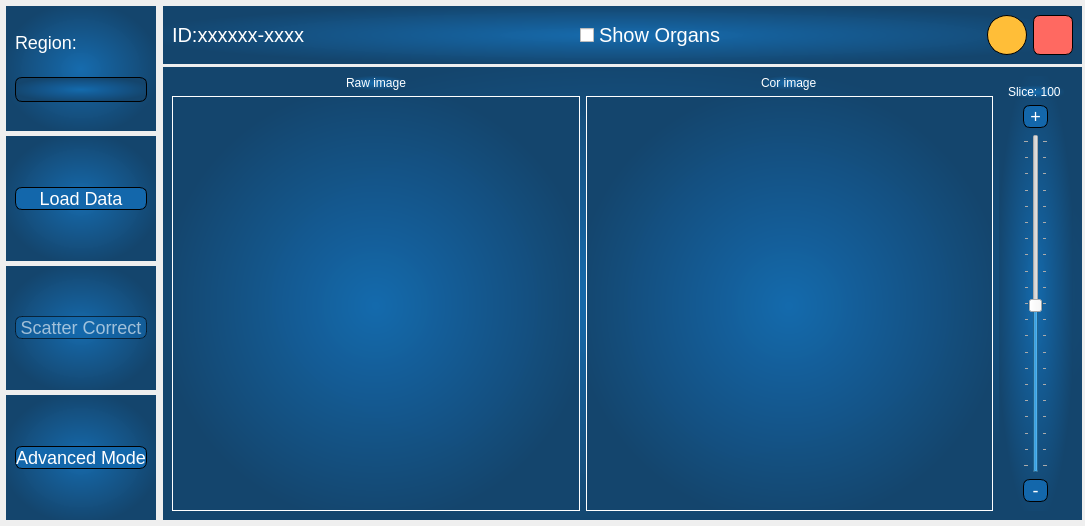
First picture: the form in BachelorProjekt/mainwindow.ui, repository ChristianThingKnudsen/BachelorProject, before the edit.
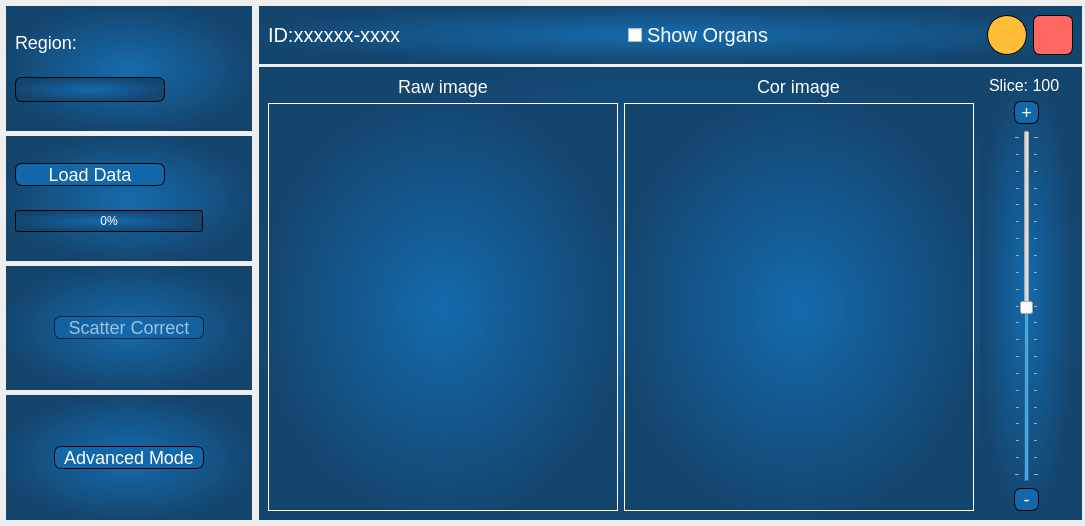
Second picture: the form after the edit. Icons and pictures are not drawn. Custom widgets are drawn as their Qt base class.

Commit message: UI updated with progressbar and more functionality altered

What changed in the file:
```diff
--- a/BachelorProjekt/mainwindow.ui
+++ b/BachelorProjekt/mainwindow.ui
@@ -104,7 +104,7 @@
 	border-style: solid;
 }
 QPushButton:pressed{
-	background-color:#1367AB;
+	background-color: rgba(255,105,97,100%);
 }</string>
          </property>
          <property name="text">
@@ -141,6 +141,9 @@
 	border-color: #000000;
 	border-style: solid;
 	border-radius: 7px;
+}
+QPushButton:pressed{
+	background-color: rgba(255,190,56,100%);
 }</string>
          </property>
          <property name="text">
@@ -162,6 +165,12 @@
         <verstretch>0</verstretch>
        </sizepolicy>
       </property>
+      <property name="maximumSize">
+       <size>
+        <width>250</width>
+        <height>16777215</height>
+       </size>
+      </property>
       <layout class="QVBoxLayout" name="verticalLayout">
        <property name="spacing">
         <number>5</number>
@@ -281,7 +290,7 @@
 	color: #ffffff;
 }</string>
          </property>
-         <layout class="QHBoxLayout" name="horizontalLayoutLoadCT">
+         <layout class="QVBoxLayout" name="verticalLayout_7">
           <item>
            <widget class="QPushButton" name="btnLoadData">
             <property name="maximumSize">
@@ -310,6 +319,19 @@
             </property>
            </widget>
           </item>
+          <item>
+           <widget class="QProgressBar" name="progressBarLoad">
+            <property name="maximumSize">
+             <size>
+              <width>188</width>
+              <height>16777215</height>
+             </size>
+            </property>
+            <property name="value">
+             <number>0</number>
+            </property>
+           </widget>
+          </item>
          </layout>
         </widget>
        </item>
@@ -422,6 +444,13 @@
         <layout class="QVBoxLayout" name="verticalLayout_5">
          <item alignment="Qt::AlignHCenter">
           <widget class="QLabel" name="label_3">
+           <property name="styleSheet">
+            <string notr="true">QLabel{
+	font-size: 18px;
+	color:#ffffff;
+	background-color: rgba(0,0,0,0%)
+}</string>
+           </property>
            <property name="text">
             <string>Cor image</string>
            </property>
@@ -464,6 +493,13 @@
         <layout class="QVBoxLayout" name="verticalLayout_3">
          <item alignment="Qt::AlignHCenter">
           <widget class="QLabel" name="label_2">
+           <property name="styleSheet">
+            <string notr="true">QLabel{
+	font-size: 18px;
+	color:#ffffff;
+	background-color: rgba(0,0,0,0%)
+}</string>
+           </property>
            <property name="text">
             <string>Raw image</string>
            </property>
@@ -508,13 +544,37 @@
           <string notr="true"/>
          </property>
          <layout class="QVBoxLayout" name="verticalLayout_6">
+          <property name="topMargin">
+           <number>0</number>
+          </property>
+          <property name="bottomMargin">
+           <number>0</number>
+          </property>
+          <item>
+           <layout class="QVBoxLayout" name="verticalLayout_8">
+            <property name="spacing">
+             <number>6</number>
+            </property>
+            <property name="bottomMargin">
+             <number>0</number>
+            </property>
           <item>
            <layout class="QHBoxLayout" name="horizontalLayout">
+              <property name="spacing">
+               <number>6</number>
+              </property>
             <property name="topMargin">
              <number>0</number>
             </property>
             <item alignment="Qt::AlignHCenter">
-             <widget class="QLabel" name="label">
+               <widget class="QLabel" name="labelSliderIdx">
+                <property name="styleSheet">
+                 <string notr="true">QLabel{
+	font-size: 16px;
+	color:#ffffff;
+	background-color: rgba(0,0,0,0%)
+}</string>
+                </property>
               <property name="text">
                <string>Slice: 100 </string>
               </property>
@@ -522,6 +582,17 @@
             </item>
            </layout>
           </item>
+            <item>
+             <layout class="QVBoxLayout" name="verticalLayout_9">
+              <property name="spacing">
+               <number>6</number>
+              </property>
+              <property name="leftMargin">
+               <number>0</number>
+              </property>
+              <property name="bottomMargin">
+               <number>0</number>
+              </property>
           <item alignment="Qt::AlignHCenter">
            <widget class="QPushButton" name="btnPlus">
             <property name="minimumSize">
@@ -592,9 +663,12 @@
             <property name="maximumSize">
              <size>
               <width>23</width>
-              <height>16777215</height>
-             </size>
-            </property>
+                  <height>16777213</height>
+                 </size>
+                </property>
+                <property name="toolTipDuration">
+                 <number>-1</number>
+                </property>
             <property name="styleSheet">
              <string notr="true">QPushButton{
 	background-color: #1367AB;
@@ -615,6 +689,10 @@
            </widget>
           </item>
          </layout>
+            </item>
+           </layout>
+          </item>
+         </layout>
         </widget>
        </item>
       </layout>
```
Left out of the diff: 24 changed lines with no effect on the pictures. Lines whose indentation alone changed are shown as unchanged. The commit also changes 5 other files.
